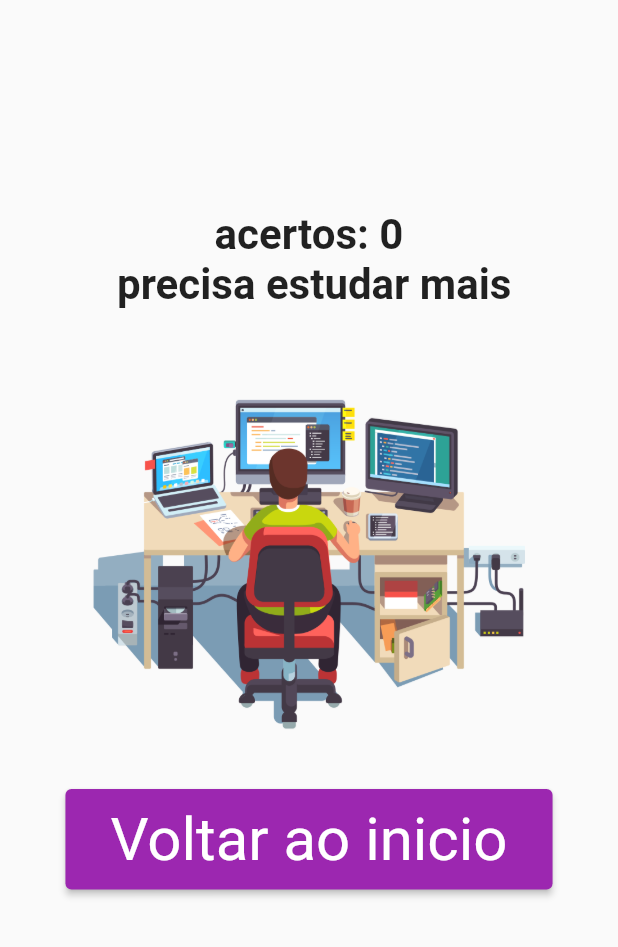
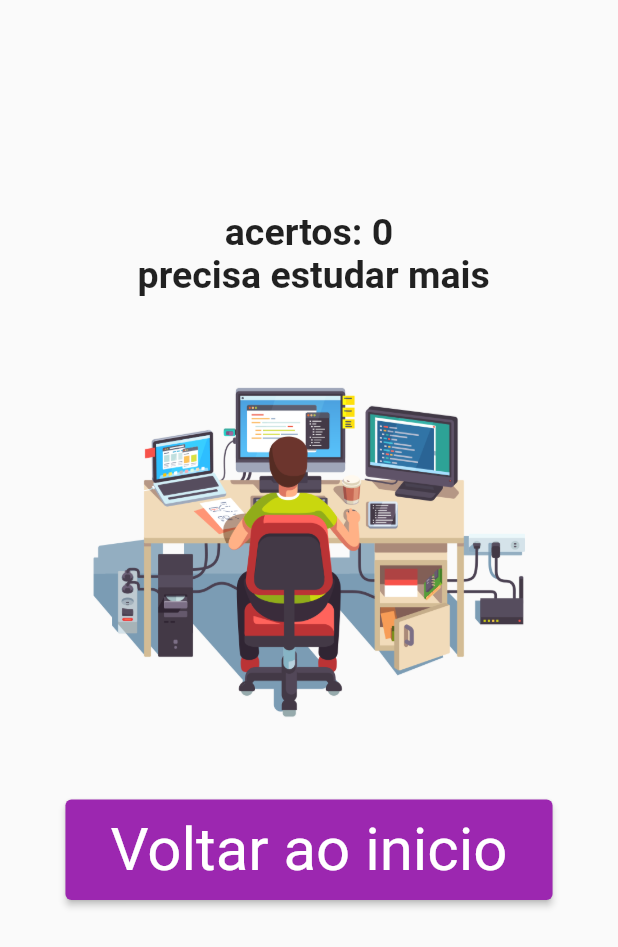
Before and after one commit to MagnoQueiroz/my_questions, a Flutter app: the Thanks screen opened directly with empty values, on a phone screen of 412 x 824 dp. Shown: the top 947 px of the screen. Run offline on Flutter 3.47's test engine with Material 2 defaults, Android fonts, the phone set to English and light mode, and no system bars; Roboto replaces fonts that are missing (Helvetica).

Commit message:
add question

```diff
--- a/lib/components/answers.dart
+++ b/lib/components/answers.dart
@@ -14,10 +14,10 @@ class Answers extends StatelessWidget {
       width: double.infinity,
       margin: EdgeInsets.all(5),
       child: ElevatedButton(
-          child: Text(text),
+          child: Text(text, textAlign: TextAlign.center),
           onPressed: answerSelect,
           style: ElevatedButton.styleFrom(
-            primary: Colors.purple,
+            backgroundColor: Colors.purple,
             padding: EdgeInsets.fromLTRB(0, 10, 0, 10),
               textStyle: TextStyle(color: Colors.white, fontFamily: "Helvetica", fontSize: 20))
             ),
--- a/lib/pages/thanks.dart
+++ b/lib/pages/thanks.dart
@@ -28,7 +28,7 @@ class Thanks extends StatelessWidget {
                 child: Text(
                   textResult,
                   style: TextStyle(
-                    fontSize: 28,
+                    fontSize: 25,
                     fontWeight: FontWeight.w600,
                   ),
                   textAlign: TextAlign.center,
@@ -44,7 +44,7 @@ class Thanks extends StatelessWidget {
               ),
             ),
             Container(
-              padding: EdgeInsets.fromLTRB(0, 0, 0, 20),
+              padding: EdgeInsets.fromLTRB(0, 15, 0, 12),
               child: ElevatedButton(
                   child: Text("Voltar ao inicio"),
                   onPressed: () {
```
Also changed, not shown: lib/pages/Quiz.dart (+23 -0 lines), assets/images/javascript.png (added).
